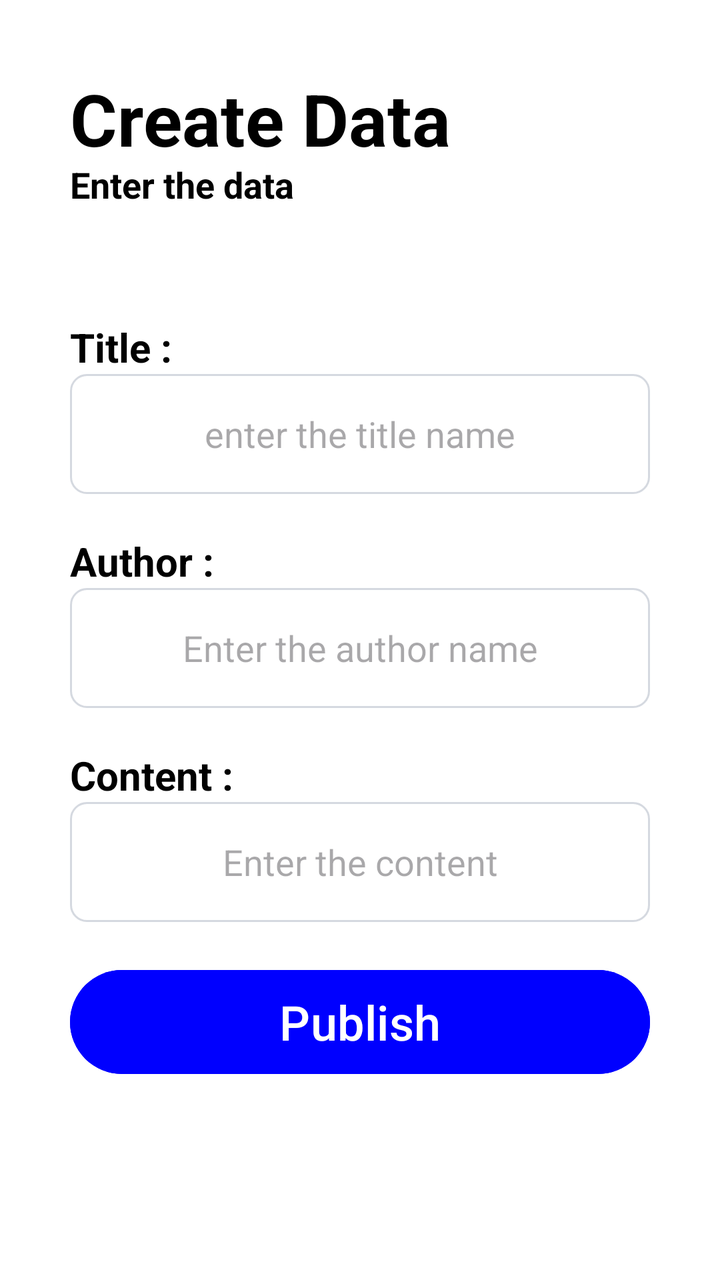
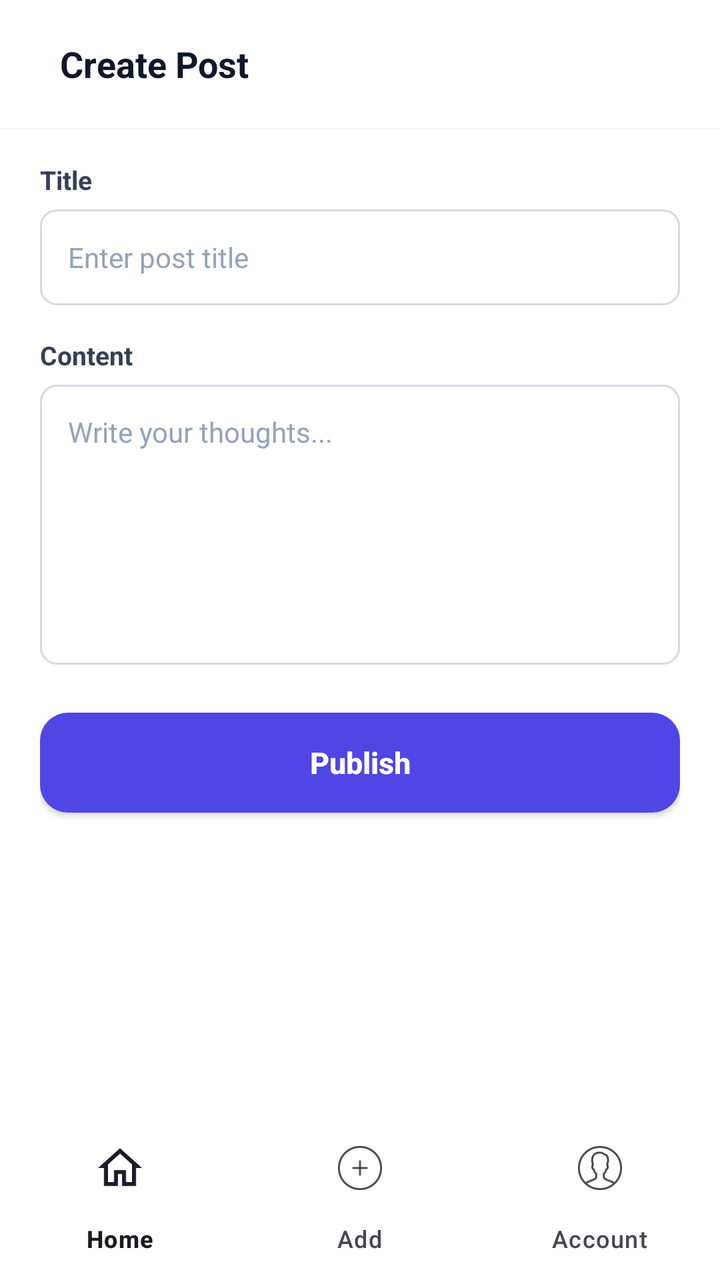

The first picture is an Android layout as it rendered before a commit; the second is the same layout after the commit. The layout source and the unified diff follow.
<!-- AndroidManifest.xml: application theme Theme.Task_3 -->
<!-- res/layout/activity_add_data.xml -->
<?xml version="1.0" encoding="utf-8"?>
<androidx.constraintlayout.widget.ConstraintLayout xmlns:android="http://schemas.android.com/apk/res/android"
    xmlns:app="http://schemas.android.com/apk/res-auto"
    xmlns:tools="http://schemas.android.com/tools"
    android:id="@+id/main"
    android:layout_width="match_parent"
    android:layout_height="match_parent"
    tools:context=".add_data"
    android:background="@color/white"
    android:padding="35dp">

    <TextView
        android:id="@+id/Head"
        android:layout_width="wrap_content"
        android:layout_height="wrap_content"
        android:textStyle="bold"
        android:textSize="36dp"
        android:text="Create Data"
        android:textColor="@color/black"
        app:layout_constraintTop_toTopOf="parent"
        app:layout_constraintStart_toStartOf="parent"/>

    <TextView
        android:id="@+id/Subhead"
        android:layout_width="wrap_content"
        android:layout_height="wrap_content"
        android:textColor="@color/black"
        android:text="Enter the data"
        app:layout_constraintTop_toTopOf="@id/Head"
        android:layout_marginTop="45dp"
        android:textSize="18dp"
        android:textStyle="bold"
        app:layout_constraintStart_toStartOf="parent"/>

    <TextView
        android:id="@+id/titlehead"
        android:layout_width="wrap_content"
        android:layout_height="wrap_content"
        android:text="Title :"
        android:textStyle="bold"
        android:textColor="@color/black"
        android:textSize="20dp"
        app:layout_constraintTop_toTopOf="@id/Subhead"
        android:layout_marginTop="80dp"
        app:layout_constraintStart_toStartOf="parent"/>

    <EditText
        android:id="@+id/title"
        android:layout_width="match_parent"
        android:layout_height="60dp"
        app:layout_constraintTop_toBottomOf="@id/titlehead"
        android:inputType="text"
        android:hint="enter the title name"
        android:background="@drawable/input_box"
        android:textColor="@color/black"
        android:singleLine="true"
        app:layout_constraintStart_toStartOf="parent"
        android:gravity="center"/>

    <TextView
        android:id="@+id/authorhead"
        android:layout_width="wrap_content"
        android:layout_height="wrap_content"
        android:text="Author :"
        android:textStyle="bold"
        android:textColor="@color/black"
        android:textSize="20dp"
        app:layout_constraintTop_toTopOf="@id/title"
        android:layout_marginTop="80dp"
        app:layout_constraintStart_toStartOf="parent"/>

    <EditText
        android:id="@+id/author"
        android:layout_width="match_parent"
        android:layout_height="60dp"
        app:layout_constraintTop_toBottomOf="@id/authorhead"
        android:background="@drawable/input_box"
        android:hint="Enter the author name"
        android:textColor="@color/black"
        android:singleLine="true"
        android:inputType="text"
        app:layout_constraintStart_toStartOf="parent"
        android:gravity="center"/>

    <TextView
        android:id="@+id/contenthead"
        android:layout_width="wrap_content"
        android:layout_height="wrap_content"
        android:text="Content :"
        android:textStyle="bold"
        android:textColor="@color/black"
        android:textSize="20dp"
        app:layout_constraintTop_toTopOf="@id/author"
        android:layout_marginTop="80dp"
        app:layout_constraintStart_toStartOf="parent"/>

    <EditText
        android:id="@+id/content"
        android:layout_width="match_parent"
        android:layout_height="60dp"
        app:layout_constraintTop_toBottomOf="@id/contenthead"
        android:background="@drawable/input_box"
        android:hint="Enter the content"
        android:textColor="@color/black"
        android:inputType="text"
        app:layout_constraintStart_toStartOf="parent"
        android:gravity="center"/>

    <Button
        android:id="@+id/piblishbtn"
        android:layout_width="match_parent"
        android:layout_height="60dp"
        app:layout_constraintStart_toStartOf="parent"
        app:layout_constraintTop_toBottomOf="@id/content"
        android:layout_marginTop="20dp"
        android:text="Publish"
        android:backgroundTint="@color/Blue"
        android:textColor="@color/white"
        android:textSize="24dp"
        android:clickable="true"/>

</androidx.constraintlayout.widget.ConstraintLayout>
<!-- resources referenced by this layout -->
<resources>
  <color name="Blue">#0000FF</color>
  <color name="black">#FF000000</color>
  <color name="white">#FFFFFFFF</color>
  <!-- drawable input_box (drawable) -->
  <?xml version="1.0" encoding="utf-8"?>
  <shape xmlns:android="http://schemas.android.com/apk/res/android"
      android:shape="rectangle">
  
      <solid android:color="@color/white" />
  
      <stroke
          android:width="1dp"
          android:color="#D5D9E0" />
  
      <corners android:radius="8dp" />
  
  </shape>
  <style name="Theme.Task_3" parent="Base.Theme.Task_3" />
  <style name="Base.Theme.Task_3" parent="Theme.Material3.DayNight.NoActionBar">
          
          <item name="colorPrimary">@color/Blue</item>
          <item name="colorPrimaryVariant">@color/Blue</item>
          <item name="android:statusBarColor">@color/Blue</item>
      </style>
</resources>

<!-- the commit's change to res/layout/activity_add_data.xml (unified diff, before → after) -->
@@ -1,122 +1,123 @@
 <?xml version="1.0" encoding="utf-8"?>
-<androidx.constraintlayout.widget.ConstraintLayout xmlns:android="http://schemas.android.com/apk/res/android"
+<androidx.constraintlayout.widget.ConstraintLayout
+    xmlns:android="http://schemas.android.com/apk/res/android"
     xmlns:app="http://schemas.android.com/apk/res-auto"
     xmlns:tools="http://schemas.android.com/tools"
     android:id="@+id/main"
     android:layout_width="match_parent"
     android:layout_height="match_parent"
-    tools:context=".add_data"
-    android:background="@color/white"
-    android:padding="35dp">
+    android:background="@android:color/white"
+    tools:context=".add_data">
 
-    <TextView
-        android:id="@+id/Head"
-        android:layout_width="wrap_content"
+    <LinearLayout
+        android:id="@+id/topBar"
+        android:layout_width="match_parent"
+        android:layout_height="?attr/actionBarSize"
+        android:gravity="center_vertical"
+        android:orientation="horizontal"
+        android:paddingHorizontal="16dp"
+        app:layout_constraintTop_toTopOf="parent">
+
+        <TextView
+            android:id="@+id/tvHeaderTitle"
+            android:layout_width="wrap_content"
+            android:layout_height="wrap_content"
+            android:layout_marginStart="14dp"
+            android:text="Create Post"
+            android:textColor="#0F172A"
+            android:textSize="18sp"
+            android:textStyle="bold" />
+    </LinearLayout>
+
+    <View
+        android:id="@+id/dividerTop"
+        android:layout_width="match_parent"
+        android:layout_height="1dp"
+        android:background="#F1F5F9"
+        app:layout_constraintTop_toBottomOf="@id/topBar" />
+
+    <androidx.core.widget.NestedScrollView
+        android:id="@+id/formScrollView"
+        android:layout_width="match_parent"
+        android:layout_height="0dp"
+        android:fillViewport="true"
+        app:layout_constraintTop_toBottomOf="@id/dividerTop"
+        app:layout_constraintBottom_toTopOf="@id/bottom_nav">
+
+        <LinearLayout
+            android:layout_width="match_parent"
+            android:layout_height="wrap_content"
+            android:orientation="vertical"
+            android:paddingHorizontal="20dp"
+            android:paddingTop="16dp"
+            android:paddingBottom="24dp">
+
+            <TextView
+                android:layout_width="wrap_content"
+                android:layout_height="wrap_content"
+                android:text="Title"
+                android:textColor="#334155"
+                android:textSize="13sp"
+                android:textStyle="bold" />
+
+            <EditText
+                android:id="@+id/etTitle"
+                android:layout_width="match_parent"
+                android:layout_height="48dp"
+                android:layout_marginTop="6dp"
+                android:background="@drawable/input_box"
+                android:hint="Enter post title"
+                android:inputType="textCapSentences"
+                android:paddingHorizontal="14dp"
+                android:textColor="#0F172A"
+                android:textColorHint="#94A3B8"
+                android:textSize="14sp" />
+
+            <TextView
+                android:layout_width="wrap_content"
+                android:layout_height="wrap_content"
+                android:layout_marginTop="16dp"
+                android:text="Content"
+                android:textColor="#334155"
+                android:textSize="13sp"
+                android:textStyle="bold" />
+
+            <EditText
+                android:id="@+id/etContent"
+                android:layout_width="match_parent"
+                android:layout_height="140dp"
+                android:layout_marginTop="6dp"
+                android:background="@drawable/input_box"
+                android:gravity="top|start"
+                android:hint="Write your thoughts..."
+                android:inputType="textMultiLine"
+                android:padding="14dp"
+                android:textColor="#0F172A"
+                android:textColorHint="#94A3B8"
+                android:textSize="14sp" />
+
+            <androidx.appcompat.widget.AppCompatButton
+                android:id="@+id/btnPublish"
+                android:layout_width="match_parent"
+                android:layout_height="50dp"
+                android:layout_marginTop="24dp"
+                android:background="@drawable/bg_primary_button"
+                android:text="Publish"
+                android:textAllCaps="false"
+                android:textColor="@android:color/white"
+                android:textSize="15sp"
+                android:textStyle="bold" />
+
+        </LinearLayout>
+    </androidx.core.widget.NestedScrollView>
+
+    <com.google.android.material.bottomnavigation.BottomNavigationView
+        android:id="@+id/bottom_nav"
+        android:layout_width="match_parent"
         android:layout_height="wrap_content"
-        android:textStyle="bold"
-        android:textSize="36dp"
-        android:text="Create Data"
-        android:textColor="@color/black"
-        app:layout_constraintTop_toTopOf="parent"
-        app:layout_constraintStart_toStartOf="parent"/>
-
-    <TextView
-        android:id="@+id/Subhead"
-        android:layout_width="wrap_content"
-        android:layout_height="wrap_content"
-        android:textColor="@color/black"
-        android:text="Enter the data"
-        app:layout_constraintTop_toTopOf="@id/Head"
-        android:layout_marginTop="45dp"
-        android:textSize="18dp"
-        android:textStyle="bold"
-        app:layout_constraintStart_toStartOf="parent"/>
-
-    <TextView
-        android:id="@+id/titlehead"
-        android:layout_width="wrap_content"
-        android:layout_height="wrap_content"
-        android:text="Title :"
-        android:textStyle="bold"
-        android:textColor="@color/black"
-        android:textSize="20dp"
-        app:layout_constraintTop_toTopOf="@id/Subhead"
-        android:layout_marginTop="80dp"
-        app:layout_constraintStart_toStartOf="parent"/>
-
-    <EditText
-        android:id="@+id/title"
-        android:layout_width="match_parent"
-        android:layout_height="60dp"
-        app:layout_constraintTop_toBottomOf="@id/titlehead"
-        android:inputType="text"
-        android:hint="enter the title name"
-        android:background="@drawable/input_box"
-        android:textColor="@color/black"
-        android:singleLine="true"
-        app:layout_constraintStart_toStartOf="parent"
-        android:gravity="center"/>
-
-    <TextView
-        android:id="@+id/authorhead"
-        android:layout_width="wrap_content"
-        android:layout_height="wrap_content"
-        android:text="Author :"
-        android:textStyle="bold"
-        android:textColor="@color/black"
-        android:textSize="20dp"
-        app:layout_constraintTop_toTopOf="@id/title"
-        android:layout_marginTop="80dp"
-        app:layout_constraintStart_toStartOf="parent"/>
-
-    <EditText
-        android:id="@+id/author"
-        android:layout_width="match_parent"
-        android:layout_height="60dp"
-        app:layout_constraintTop_toBottomOf="@id/authorhead"
-        android:background="@drawable/input_box"
-        android:hint="Enter the author name"
-        android:textColor="@color/black"
-        android:singleLine="true"
-        android:inputType="text"
-        app:layout_constraintStart_toStartOf="parent"
-        android:gravity="center"/>
-
-    <TextView
-        android:id="@+id/contenthead"
-        android:layout_width="wrap_content"
-        android:layout_height="wrap_content"
-        android:text="Content :"
-        android:textStyle="bold"
-        android:textColor="@color/black"
-        android:textSize="20dp"
-        app:layout_constraintTop_toTopOf="@id/author"
-        android:layout_marginTop="80dp"
-        app:layout_constraintStart_toStartOf="parent"/>
-
-    <EditText
-        android:id="@+id/content"
-        android:layout_width="match_parent"
-        android:layout_height="60dp"
-        app:layout_constraintTop_toBottomOf="@id/contenthead"
-        android:background="@drawable/input_box"
-        android:hint="Enter the content"
-        android:textColor="@color/black"
-        android:inputType="text"
-        app:layout_constraintStart_toStartOf="parent"
-        android:gravity="center"/>
-
-    <Button
-        android:id="@+id/piblishbtn"
-        android:layout_width="match_parent"
-        android:layout_height="60dp"
-        app:layout_constraintStart_toStartOf="parent"
-        app:layout_constraintTop_toBottomOf="@id/content"
-        android:layout_marginTop="20dp"
-        android:text="Publish"
-        android:backgroundTint="@color/Blue"
-        android:textColor="@color/white"
-        android:textSize="24dp"
-        android:clickable="true"/>
+        android:background="@android:color/white"
+        app:elevation="8dp"
+        app:menu="@menu/bottom_nav_menu"
+        app:layout_constraintBottom_toBottomOf="parent" />
 
 </androidx.constraintlayout.widget.ConstraintLayout>
<!-- resource entries referenced after the edit -->
@@ -1,7 +1,12 @@
 <!-- resources referenced by this layout -->
 <resources>
+  <!-- drawable bg_primary_button (drawable) -->
+  <?xml version="1.0" encoding="utf-8"?>
+  <shape xmlns:android="http://schemas.android.com/apk/res/android">
+      <solid android:color="#4F46E5" />
+      <corners android:radius="14dp" />
+  </shape>
   <color name="Blue">#0000FF</color>
-  <color name="black">#FF000000</color>
   <color name="white">#FFFFFFFF</color>
   <!-- drawable input_box (drawable) -->
   <?xml version="1.0" encoding="utf-8"?>
